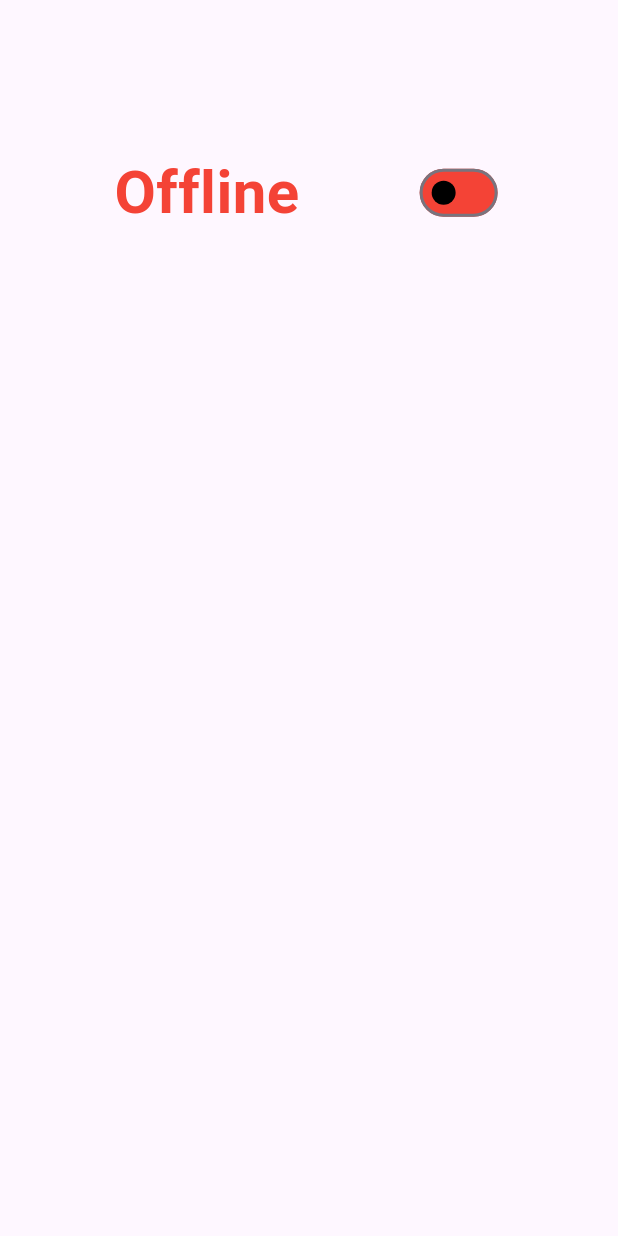
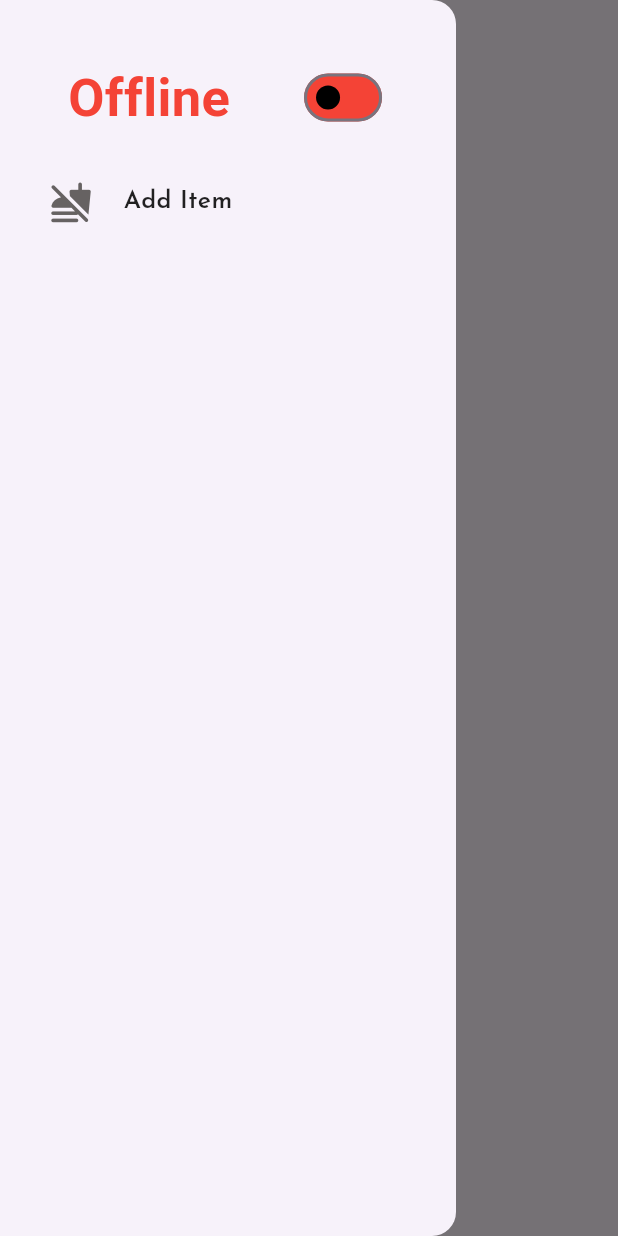
Before and after one commit to rahulsvaz/homie_boy_restaurant_app, a Flutter app: the HomePage screen opened directly, with the side drawer open (before the commit the screen has no drawer), on a phone screen of 412 x 824 dp. Run offline on Flutter 3.47's test engine with Material 3 defaults, Android fonts, the light colour scheme and no system bars; our stand-ins replace bloc, dio, equatable, flutter_animate, flutter_bloc, flutter_secure_storage and 4 more; accounts and stored records are empty.

Commit message:
added drawer and home screen code refactored

```diff
--- a/lib/const/palette.dart
+++ b/lib/const/palette.dart
@@ -2,4 +2,6 @@ import 'package:flutter/material.dart';
 
 class Palette{
 static const Color textfieldBgColor =  Color.fromARGB(255, 243, 241, 241);
+  static Color boxBgColor = const Color.fromARGB(255, 102, 98, 98);
+
 }
--- a/lib/features/auth/presentation/login_page.dart
+++ b/lib/features/auth/presentation/login_page.dart
@@ -23,8 +23,6 @@ class _LoginPageState extends State<LoginPage> {
     TextEditingController mobileNumberController = TextEditingController();
     TextEditingController passwordController = TextEditingController();
 
-
-
     final width = MediaQuery.sizeOf(context).width;
     return Scaffold(
       body: BlocConsumer<AuthBloc, AuthState>(
@@ -32,7 +30,9 @@ class _LoginPageState extends State<LoginPage> {
           if (state is LoginSuccessState) {
             Navigator.pushAndRemoveUntil(
                 context,
-                MaterialPageRoute(builder: (context) => const HomePage()),
+                MaterialPageRoute(
+                  builder: (context) => const HomePage(),
+                ),
                 (route) => false);
           }
         },
--- /dev/null
+++ b/lib/features/home_page/drawer/drawer_items.dart
@@ -0,0 +1,50 @@
+
+
+
+import 'package:flutter/material.dart';
+import 'package:google_fonts/google_fonts.dart';
+import 'package:homie_boy_restaurant_app/const/palette.dart';
+
+class DrawerItems extends StatelessWidget {
+  final IconData icon;
+  final double width;
+  final String label;
+  final VoidCallback? callback;
+  const DrawerItems(
+      {super.key,
+      required this.width,
+      required this.icon,
+      required this.label,
+      this.callback});
+  @override
+  Widget build(BuildContext context) {
+    return GestureDetector(
+      onTap: callback,
+      child: Row(
+        mainAxisAlignment: MainAxisAlignment.start,
+        children: [
+          SizedBox(
+            width: width * 0.08,
+          ),
+          Icon(
+            icon,
+            size: width * 0.07,
+            color: Palette.boxBgColor,
+          ),
+
+          SizedBox(
+            width: width * 0.05,
+          ),
+          Text(
+            label,
+            style: GoogleFonts.josefinSans(
+              color: Colors.black87,
+              fontSize: width * 0.04,
+              fontWeight: FontWeight.w600,
+            ),
+          )
+        ],
+      ),
+    );
+  }
+}
--- /dev/null
+++ b/lib/features/home_page/presentation/ap_drawer.dart
@@ -0,0 +1,37 @@
+
+
+
+import 'package:flutter/material.dart';
+import 'package:homie_boy_restaurant_app/features/home_page/drawer/drawer_items.dart';
+import 'package:homie_boy_restaurant_app/features/home_page/presentation/online_status.dart';
+
+class AppDrawer extends StatelessWidget {
+  const AppDrawer({
+    super.key,
+    required this.switchButton,
+    required this.width,
+  });
+
+  final bool switchButton;
+  final double width;
+
+  @override
+  Widget build(BuildContext context) {
+    return Drawer(
+      child: Column(
+        crossAxisAlignment: CrossAxisAlignment.center,
+        children: [
+          const SizedBox(
+            height: 40,
+          ),
+         OnlineStatus(switchButton: switchButton),
+         const SizedBox(
+            height: 30,
+          ),
+          DrawerItems(
+              width: width, icon: Icons.no_food_rounded, label: 'Add Item')
+        ],
+      ),
+    );
+  }
+}
--- a/lib/features/home_page/presentation/home_page.dart
+++ b/lib/features/home_page/presentation/home_page.dart
@@ -1,4 +1,10 @@
 import 'package:flutter/material.dart';
+import 'package:google_fonts/google_fonts.dart';
+import 'package:homie_boy_restaurant_app/features/home_page/drawer/drawer_items.dart';
+import 'package:homie_boy_restaurant_app/features/home_page/presentation/ap_drawer.dart';
+import 'package:homie_boy_restaurant_app/features/home_page/presentation/online_status.dart';
+import 'package:homie_boy_restaurant_app/features/home_page/presentation/widgets/app_bar.dart';
+import 'package:http/http.dart';
 
 class HomePage extends StatefulWidget {
   const HomePage({super.key});
@@ -12,36 +18,16 @@ class _HomePageState extends State<HomePage> {
 
   @override
   Widget build(BuildContext context) {
+    final width = MediaQuery.of(context).size.width;
+    final height = MediaQuery.of(context).size.height;
+
     return Scaffold(
-      body: Column(
-        children: [
-          const SizedBox(
-            height: 100,
-          ),
-          Row(
-            mainAxisAlignment: MainAxisAlignment.spaceEvenly,
-            children: [
-              Text(
-                switchButton ? 'Online' : 'Offline',
-                style: TextStyle(
-                    fontSize: 40,
-                    fontWeight: FontWeight.bold,
-                    color: switchButton ? Colors.green : Colors.red),
-              ),
-              Switch(
-                  inactiveTrackColor: Colors.red,
-                  inactiveThumbColor: Colors.black,
-                  activeColor: Colors.green,
-                  value: switchButton,
-                  onChanged: (va) {
-                    switchButton = va;
+      drawer: AppDrawer(switchButton: switchButton, width: width),
+      appBar: PreferredSize(
+        preferredSize: Size(width, height * 0.05),
+        child: CustomAppBar(switchButton: switchButton),
+      ),
 
-                    setState(() {});
-                  }),
-            ],
-          )
-        ],
-      ),
     );
   }
 }
--- /dev/null
+++ b/lib/features/home_page/presentation/online_status.dart
@@ -0,0 +1,41 @@
+
+
+
+
+import 'package:flutter/material.dart';
+
+class OnlineStatus extends StatefulWidget {
+   bool switchButton;
+   OnlineStatus({super.key,required this.switchButton});
+
+  @override
+  State<OnlineStatus> createState() => _OnlineStatusState();
+}
+
+class _OnlineStatusState extends State<OnlineStatus> {
+  @override
+  Widget build(BuildContext context) {
+    return  Row(
+              mainAxisAlignment: MainAxisAlignment.spaceEvenly,
+              children: [
+                Text(
+                  widget.switchButton ? 'Online' : 'Offline',
+                  style: TextStyle(
+                      fontSize: 35,
+                      fontWeight: FontWeight.bold,
+                      color:   widget.switchButton ? Colors.green : Colors.red),
+                ),
+                Switch(
+                    inactiveTrackColor: Colors.red,
+                    inactiveThumbColor: Colors.black,
+                    activeColor: Colors.green,
+                    value:   widget.switchButton,
+                    onChanged: (va) {
+                        widget.switchButton = va;
+
+                      setState(() {});
+                    }),
+              ],
+            );
+  }
+}
--- /dev/null
+++ b/lib/features/home_page/presentation/widgets/app_bar.dart
@@ -0,0 +1,21 @@
+
+
+import 'package:flutter/material.dart';
+
+class CustomAppBar extends StatelessWidget {
+  final bool switchButton;
+  const CustomAppBar({super.key, required this.switchButton});
+  @override
+  Widget build(BuildContext context) {
+    return AppBar(
+      centerTitle: true,
+      title: Text(
+        switchButton ? 'Online' : 'Offline',
+        style: TextStyle(
+            fontSize: 26,
+            fontWeight: FontWeight.bold,
+            color: switchButton ? Colors.green : Colors.red),
+      ),
+    );
+  }
+}
--- a/pubspec.yaml
+++ b/pubspec.yaml
@@ -45,6 +45,7 @@ dependencies:
   flutter_secure_storage: ^9.0.0
   flutter_spinkit: ^5.2.1
   flutter_animate: ^4.5.0
+  google_fonts: ^6.2.1
 
 dev_dependencies:
   flutter_test:
```
Also changed, not shown: pubspec.lock.
